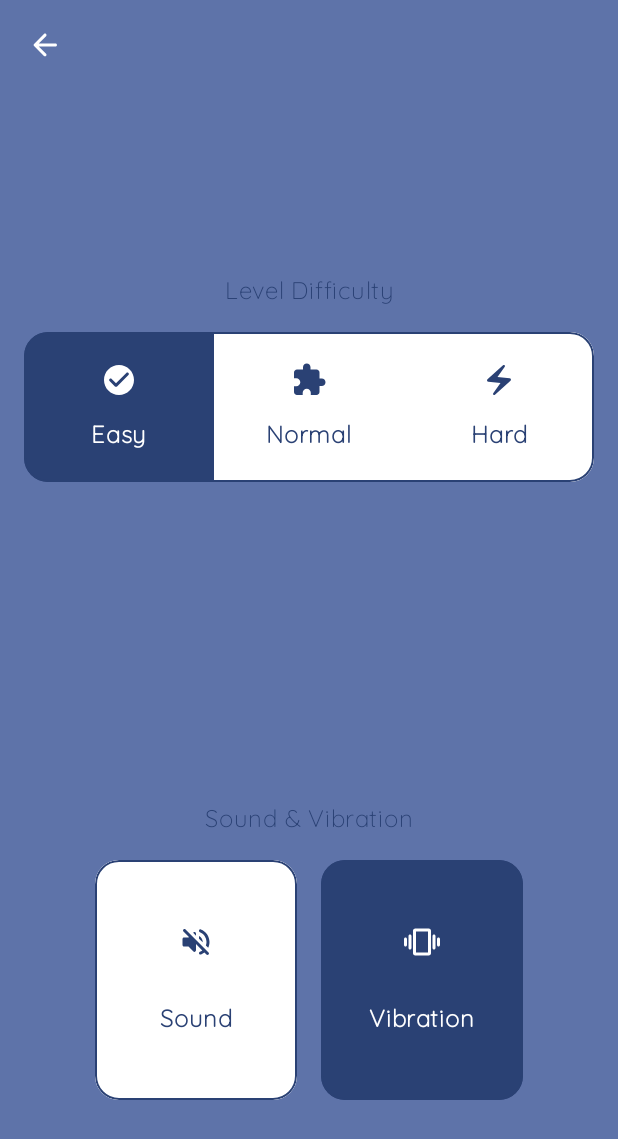
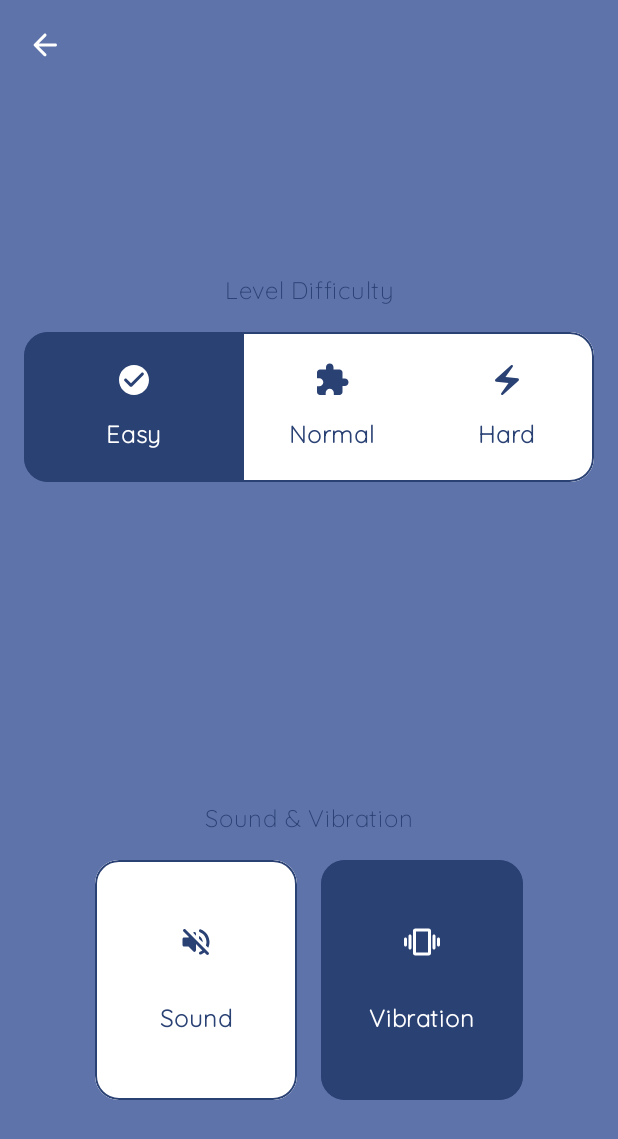
Before and after one commit to ndriqa/clean-sudoku, an Android app built with Jetpack Compose: the OptionsScreen screen opened through its navigation route, after a tap on "Sound", on a phone screen of 412 x 824 dp. Shown: the top 1139 px of the screen. Run offline under Robolectric (Android 15) with nearby library versions, the phone set to English and light mode, and no system bars; our stand-ins replace Dagger/Hilt's generated code.

Commit message:
animate stuff on options screen

```diff
--- a/app/src/main/java/com/ndriqa/cleansudoku/feature/options/presentation/OptionsScreen.kt
+++ b/app/src/main/java/com/ndriqa/cleansudoku/feature/options/presentation/OptionsScreen.kt
@@ -1,5 +1,8 @@
 package com.ndriqa.cleansudoku.feature.options.presentation
 
+import androidx.annotation.StringRes
+import androidx.compose.animation.animateColorAsState
+import androidx.compose.animation.core.animateFloatAsState
 import androidx.compose.foundation.background
 import androidx.compose.foundation.border
 import androidx.compose.foundation.clickable
@@ -29,6 +32,7 @@ import androidx.compose.ui.Alignment
 import androidx.compose.ui.Modifier
 import androidx.compose.ui.draw.clip
 import androidx.compose.ui.graphics.Color
+import androidx.compose.ui.graphics.vector.ImageVector
 import androidx.compose.ui.res.stringResource
 import androidx.compose.ui.text.font.FontWeight
 import androidx.compose.ui.unit.dp
@@ -51,17 +55,9 @@ fun OptionsScreen(
     viewModel: OptionsViewModel = hiltViewModel(),
     soundsViewModel: SoundsViewModel = hiltViewModel()
 ) {
-
     val selectedLevel by viewModel.preferredDifficulty.collectAsState()
     val soundEnabled by viewModel.soundEnabled.collectAsState()
     val vibrationEnabled by viewModel.vibrationEnabled.collectAsState()
-
-//    LaunchedEffect(vibrationEnabled) {
-//        vibrator?.let {
-//            val vibrationPattern = longArrayOf(0, 40, 100, 120) // delay, vibrate, delay, vibrate
-//            if (vibrationEnabled) it.vibratePattern(pattern = vibrationPattern)
-//        }
-//    }
 
     Scaffold(
         topBar = { TopBarUi(onBackPress = navController::navigateUp) },
@@ -100,6 +96,14 @@ fun MiscSettingsUi(
     onSoundToggle: () -> Unit,
     onVibrationToggle: () -> Unit,
 ) {
+    val soundIcon =
+        if (soundEnabled) Icons.AutoMirrored.Rounded.VolumeUp
+        else Icons.AutoMirrored.Rounded.VolumeOff
+
+    val vibrationIcon =
+        if (vibrationEnabled) Icons.Rounded.Vibration
+        else Icons.Rounded.PhoneAndroid
+
     Column(
         modifier = Modifier.fillMaxSize(),
         horizontalAlignment = Alignment.CenterHorizontally,
@@ -113,11 +117,16 @@ fun MiscSettingsUi(
             modifier = Modifier.fillMaxWidth(.75f),
             horizontalArrangement = Arrangement.spacedBy(PaddingDefault)
         ) {
-            SoundCard(
+            ToggleCard(
+                titleResId = R.string.sound,
+                icon = soundIcon,
                 enabled = soundEnabled,
                 onToggle = onSoundToggle
             )
-            VibrationCard(
+
+            ToggleCard(
+                titleResId = R.string.vibration,
+                icon = vibrationIcon,
                 enabled = vibrationEnabled,
                 onToggle = onVibrationToggle
             )
@@ -126,7 +135,9 @@ fun MiscSettingsUi(
 }
 
 @Composable
-fun RowScope.SoundCard(
+fun RowScope.ToggleCard(
+    @StringRes titleResId: Int,
+    icon: ImageVector,
     enabled: Boolean,
     onToggle: () -> Unit,
     modifier: Modifier = Modifier
@@ -137,6 +148,15 @@ fun RowScope.SoundCard(
     val contentColor =
         if (enabled.not()) MaterialTheme.colorScheme.primary
         else MaterialTheme.colorScheme.onPrimary
+
+    val selectedBackgroundColor by animateColorAsState(
+        targetValue = backgroundColor,
+        label = "ToggleCardBackgroundAnimation",
+    )
+    val onSelectedBackgroundColor by animateColorAsState(
+        targetValue = contentColor,
+        label = "ToggleCardBackgroundAnimation"
+    )
 
     Column(
         modifier = modifier
@@ -149,69 +169,20 @@ fun RowScope.SoundCard(
                 shape = RoundedCornerShape(PaddingDefault)
             )
             .clickable(onClick = onToggle)
-            .background(color = backgroundColor)
+            .background(color = selectedBackgroundColor)
             .padding(PaddingDefault),
         verticalArrangement = Arrangement.SpaceEvenly,
         horizontalAlignment = Alignment.CenterHorizontally
     ) {
-        val icon =
-            if (enabled) Icons.AutoMirrored.Rounded.VolumeUp
-            else Icons.AutoMirrored.Rounded.VolumeOff
-
         Icon(
             imageVector = icon,
             contentDescription = null,
-            tint = contentColor
+            tint = onSelectedBackgroundColor
         )
+
         Text(
-            text = stringResource(R.string.sound),
-            color = contentColor,
-            fontWeight = FontWeight.Bold
-        )
-    }
-}
-
-@Composable
-fun RowScope.VibrationCard(
-    enabled: Boolean,
-    onToggle: () -> Unit,
-    modifier: Modifier = Modifier
-) {
-    val backgroundColor =
-        if (enabled) MaterialTheme.colorScheme.primary
-        else MaterialTheme.colorScheme.onPrimary
-    val contentColor =
-        if (enabled.not()) MaterialTheme.colorScheme.primary
-        else MaterialTheme.colorScheme.onPrimary
-
-    Column(
-        modifier = modifier
-            .weight(1F)
-            .height(CardSizeBig)
-            .clip(RoundedCornerShape(PaddingDefault))
-            .border(
-                width = 1.dp,
-                color = MaterialTheme.colorScheme.primary,
-                shape = RoundedCornerShape(PaddingDefault)
-            )
-            .clickable(onClick = onToggle)
-            .background(color = backgroundColor)
-            .padding(PaddingDefault),
-        verticalArrangement = Arrangement.SpaceEvenly,
-        horizontalAlignment = Alignment.CenterHorizontally
-    ) {
-        val icon =
-            if (enabled) Icons.Rounded.Vibration
-            else Icons.Rounded.PhoneAndroid
-
-        Icon(
-            imageVector = icon,
-            contentDescription = null,
-            tint = contentColor
-        )
-        Text(
-            text = stringResource(R.string.vibration),
-            color = contentColor,
+            text = stringResource(titleResId),
+            color = onSelectedBackgroundColor,
             fontWeight = FontWeight.Bold
         )
     }
@@ -266,10 +237,25 @@ private fun RowScope.LevelItemUi(
         if (selected) MaterialTheme.colorScheme.onPrimary
         else MaterialTheme.colorScheme.primary
 
+    val selectedBackgroundColor by animateColorAsState(
+        targetValue = selectedColor,
+        label = "LevelBackgroundAnimation",
+    )
+
+    val onSelectedBackgroundColor by animateColorAsState(
+        targetValue = onSelectedColor,
+        label = "LevelBackgroundAnimation"
+    )
+
+    val scaleFactor by animateFloatAsState(
+        targetValue = if (selected) 1.25f else 1f,
+        label = "LevelScaleAnimation",
+    )
+
     Box(
         modifier = modifier
-            .weight(1F)
-            .background(color = selectedColor)
+            .weight(scaleFactor)
+            .background(color = selectedBackgroundColor)
             .clickable(onClick = { onLevelClicked(level) })
             .padding(PaddingDefault)
     ) {
@@ -281,12 +267,12 @@ private fun RowScope.LevelItemUi(
             Icon(
                 imageVector = level.getMaterialIcon(),
                 contentDescription = stringResource(level.titleResId),
-                tint = onSelectedColor
+                tint = onSelectedBackgroundColor
             )
 
             Text(
                 text = stringResource(level.titleResId),
-                color = onSelectedColor,
+                color = onSelectedBackgroundColor,
                 fontWeight = FontWeight.Bold
             )
         }
```
